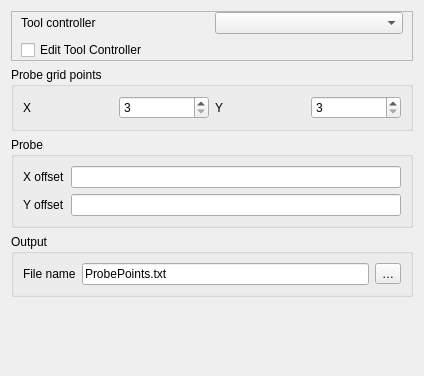
Qt form src/Mod/CAM/Gui/Resources/panels/PageOpProbeEdit.ui (Connor9220/FreeCAD) before a commit.
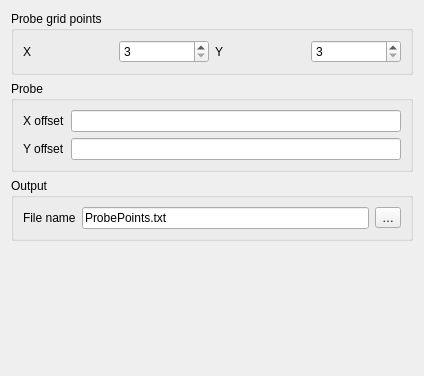
The same form after that commit. Custom widgets are drawn as their Qt base class.

Commit message:
Merge pull request #31299 from Connor9220/ToolcontrolerTaskPanel
CAM: GUI Improvements: Move tool controller to its own tab

```diff
--- a/src/Mod/CAM/Gui/Resources/panels/PageOpProbeEdit.ui
+++ b/src/Mod/CAM/Gui/Resources/panels/PageOpProbeEdit.ui
@@ -14,45 +14,6 @@
    <string notr="true">Form</string>
   </property>
   <layout class="QVBoxLayout" name="verticalLayout">
-   <item>
-    <widget class="QFrame" name="frame_2">
-     <property name="frameShape">
-      <enum>QFrame::StyledPanel</enum>
-     </property>
-     <property name="frameShadow">
-      <enum>QFrame::Raised</enum>
-     </property>
-     <layout class="QGridLayout" name="gridLayout">
-      <property name="topMargin">
-       <number>0</number>
-      </property>
-      <property name="bottomMargin">
-       <number>0</number>
-      </property>
-      <item row="0" column="0">
-       <widget class="QLabel" name="label">
-        <property name="text">
-         <string>Tool controller</string>
-        </property>
-       </widget>
-      </item>
-      <item row="0" column="1">
-       <widget class="QComboBox" name="toolController">
-        <property name="toolTip">
-         <string>The tool and its settings to be used for this operation</string>
-        </property>
-       </widget>
-      </item>
-      <item row="1" column="0" colspan="2">
-       <widget class="QCheckBox" name="editToolController">
-        <property name="text">
-         <string>Edit Tool Controller</string>
-        </property>
-       </widget>
-      </item>
-     </layout>
-    </widget>
-   </item>
    <item>
     <widget class="QGroupBox" name="groupBox_2">
      <property name="title">
```
Left out of the diff: 8 changed lines with no effect on the pictures. The commit also changes 48 other files.
